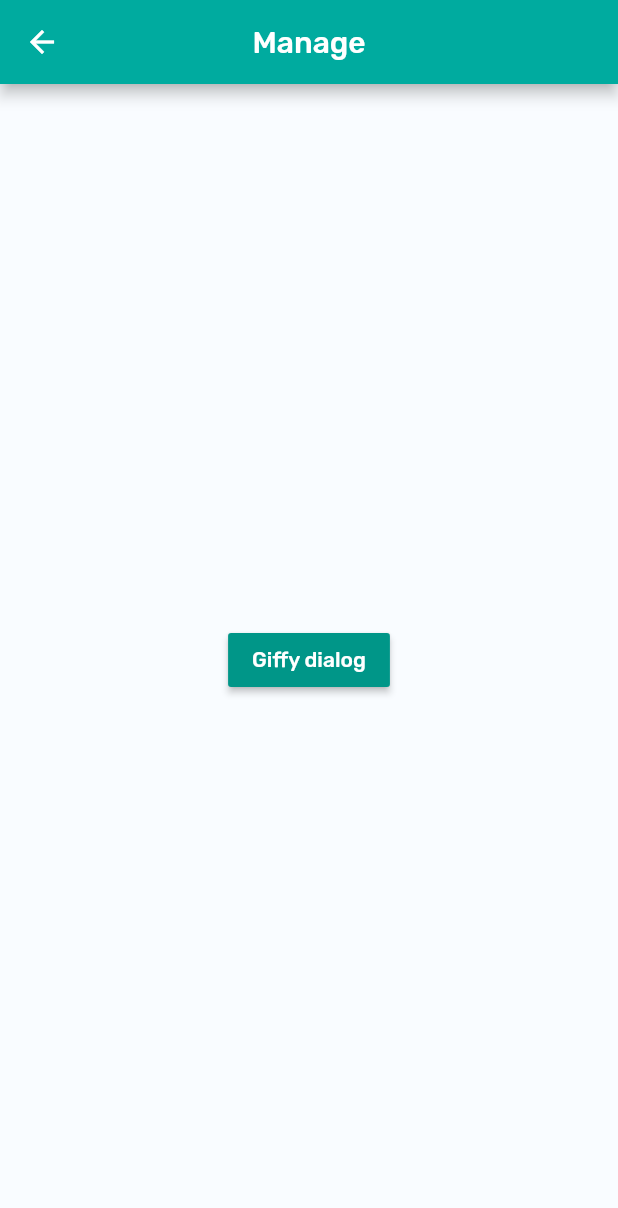
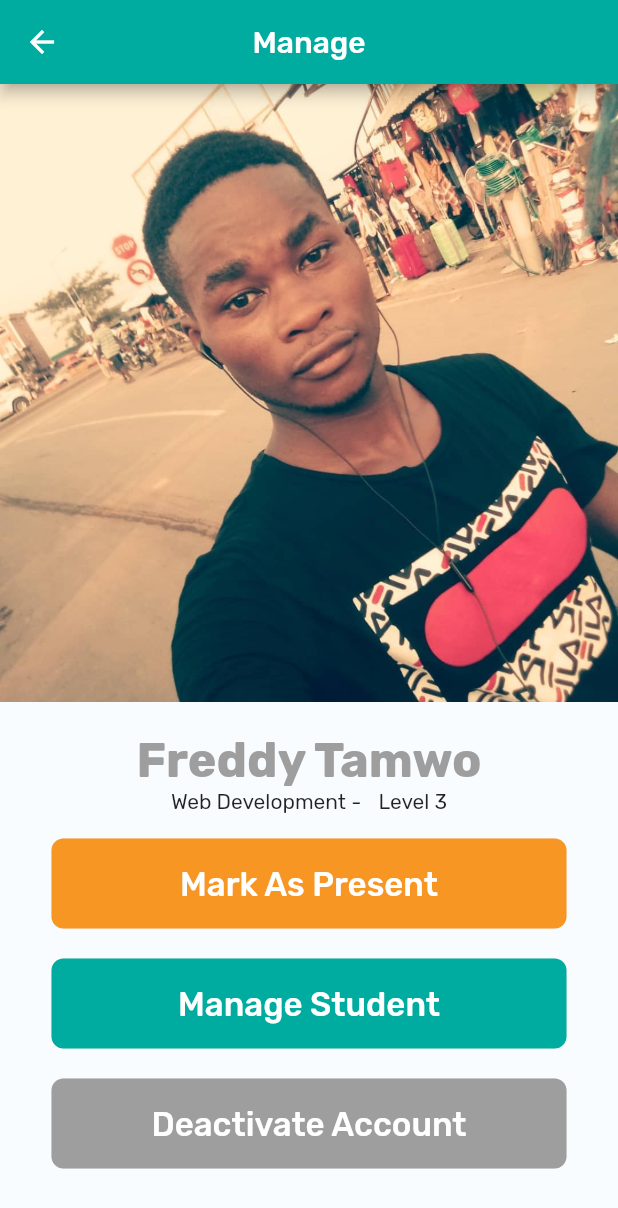
Before and after one commit to 7stage4students/attendance_scanner, a Flutter app: the ManageScreen screen opened by its route, on a phone screen of 412 x 824 dp. Shown: the top 1208 px of the screen. Run offline on Flutter 3.47's test engine with Material 2 defaults, Android fonts, the phone set to English and light mode, and no system bars; our stand-ins replace flutter_spinkit; missing offline and left inert: flutter_qr_bar_scanner, giffy_dialog.

Commit message:
Manage Student UI update

```diff
--- /dev/null
+++ b/lib/components/button.dart
@@ -0,0 +1,48 @@
+import 'package:flutter/material.dart';
+import 'package:studentmanagement/style/style.dart';
+
+class StandardButton extends StatelessWidget {
+final String btnText;
+final Color btnColor;
+
+
+  const StandardButton({Key key, this.btnText, this.btnColor}) : super(key: key);
+
+
+
+  @override
+  Widget build(BuildContext context) {
+  return  RaisedButton(
+      onPressed: () {
+        // submit function
+      },
+      elevation: 0,
+      highlightElevation: 0,
+      textColor: Colors.white,
+      padding: const EdgeInsets.all(0.0),
+      shape: RoundedRectangleBorder(
+        borderRadius: BorderRadius.circular(8.0),
+      ),
+      child: Container(
+        width: screenWidth(context) / 1.2,
+        height: 60,
+        decoration: BoxDecoration(
+          color: this.btnColor,
+          borderRadius: BorderRadius.all(
+            Radius.circular(8.0),
+          ),
+        ),
+        padding: EdgeInsets.fromLTRB(20, 10, 20, 10),
+        child: Row(
+          mainAxisAlignment: MainAxisAlignment.center,
+          children: <Widget>[
+            Text(
+              this.btnText,
+              style: btnTextStyle(),
+            ),
+          ],
+        ),
+      ),
+    );
+  }
+}
--- a/lib/models/student.dart
+++ b/lib/models/student.dart
@@ -16,9 +16,5 @@ class Student {
   }
 //todo add more properties
 
-  @override
-  String toString() {
-    // TODO: implement toString
-    return super.toString();
-  }
+
 }
--- a/lib/screens/home.dart
+++ b/lib/screens/home.dart
@@ -65,7 +65,7 @@ class _HomeScreenState extends State<HomeScreen> {
                           children: <Widget>[
                             Text(
                               'Scan Code',
-                              style: btnText(),
+                              style: btnTextStyle(),
                             ),
                           ],
                         ),
@@ -98,7 +98,7 @@ class _HomeScreenState extends State<HomeScreen> {
                           children: <Widget>[
                             Text(
                               'Enter Matricule',
-                              style: btnText(),
+                              style: btnTextStyle(),
                             ),
                           ],
                         ),
--- a/lib/screens/manage.dart
+++ b/lib/screens/manage.dart
@@ -1,6 +1,7 @@
 import 'package:flutter/material.dart';
 import 'package:giffy_dialog/giffy_dialog.dart';
 import 'package:studentmanagement/components/app_bar.dart';
+import 'package:studentmanagement/components/button.dart';
 import 'package:studentmanagement/style/style.dart';
 
 class ManageScreen extends StatefulWidget {
@@ -20,23 +21,66 @@ class _ManageScreenState extends State<ManageScreen> {
   @override
   Widget build(BuildContext context) {
     return Scaffold(
-      appBar: getAppBar("Manage"),
-      backgroundColor: greyBackground,
-      body: Center(
-        child: Container(
-          child: RaisedButton(
-            color: Colors.teal,
-            child: Text(
-              'Giffy dialog',
-              style: TextStyle(
-                color: Colors.white,
+        appBar: getAppBar("Manage"),
+        backgroundColor: greyBackground,
+        body: Column(
+          children: <Widget>[
+            ///student picture
+            ClipRect(
+              child: Image.asset(
+                "assets/img/freddy.jpg",
+                fit: BoxFit.cover,
               ),
             ),
-            onPressed: _showUserInfo,
-          ),
-        ),
-      ),
-    );
+            SizedBox(
+              height: 20,
+            ),
+            Text(
+              "Freddy Tamwo",
+              style: titleStyle().copyWith(color: Colors.grey, fontSize: 32),
+            ),
+            Row(
+              mainAxisAlignment: MainAxisAlignment.center,
+              children: <Widget>[
+                Text(
+                  "Web Development" + " - ",
+                ),
+                SizedBox(
+                  width: 8,
+                ),
+                Text(
+                  "Level 3",
+                  style: TextStyle(fontWeight: FontWeight.w400),
+                )
+              ],
+            ),
+            SizedBox(height: 16,),
+
+            ///Mark Presetn
+            StandardButton(
+              btnText: "Mark As Present",
+              btnColor: tertiary,
+            ),
+            SizedBox(
+              height: 20,
+            ),
+            StandardButton(
+              btnText: "Manage Student",
+              btnColor: primary,
+            ),
+            SizedBox(
+              height: 20,
+            ),
+            StandardButton(
+              btnText: "Deactivate Account",
+              btnColor: Colors.grey,
+            ),
+
+            ///Manage Student
+
+            ///disable account
+          ],
+        ));
   }
 
   Future<Null> _showUserInfo() {
--- a/lib/style/style.dart
+++ b/lib/style/style.dart
@@ -61,7 +61,7 @@ TextStyle scanStyle() {
   return TextStyle(fontSize: 16, color: tertiary, fontWeight: FontWeight.w600);
 }
 
-TextStyle btnText() {
+TextStyle btnTextStyle() {
   return TextStyle(
     fontSize: 22,
     fontWeight: FontWeight.w500,
```
Also changed, not shown: lib/screens/check_code.dart (+4 -15 lines), lib/screens/get_matricule.dart (+8 -4 lines), lib/utils/db.dart (added, +59 -0 lines), lib/utils/utils.dart (added, +65 -0 lines), assets/img/loading_cat.gif (added).
